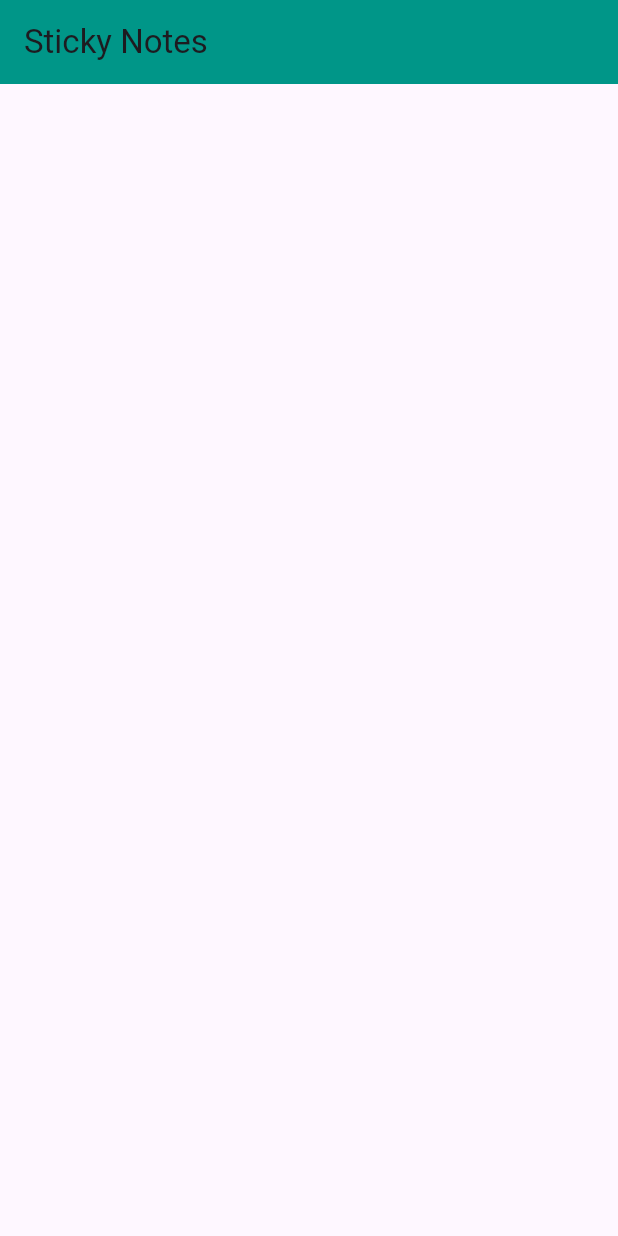
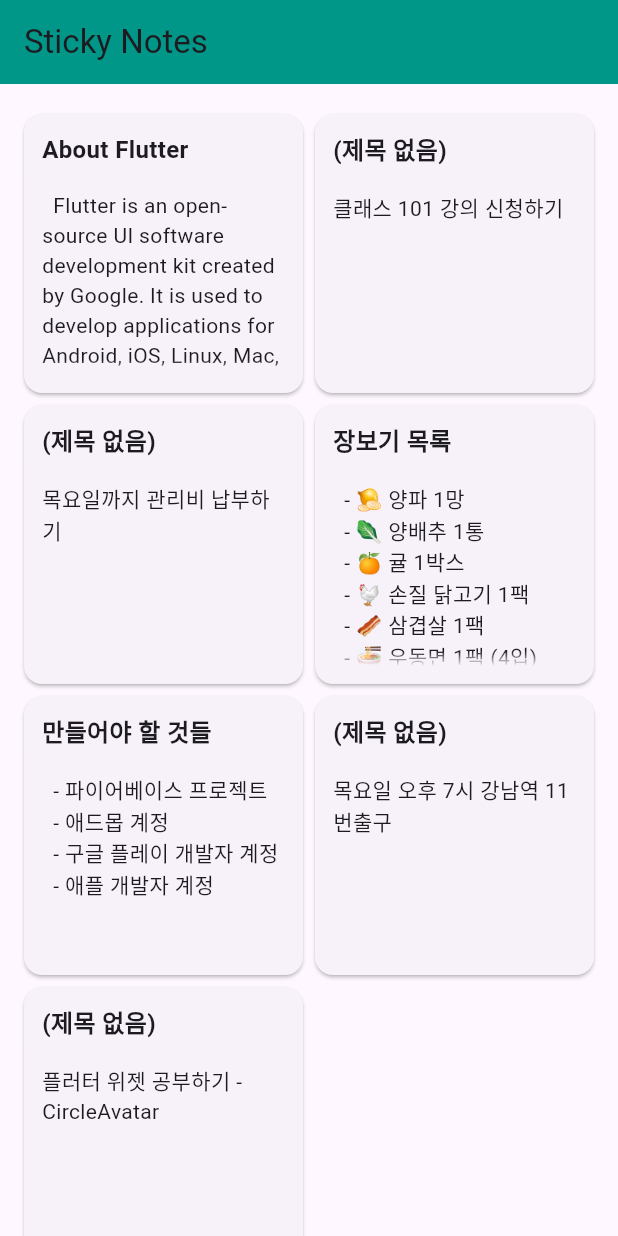
Before and after one commit to daniel4191/flutter_memo, a Flutter app: the screen it shows after launch, on a phone screen of 412 x 824 dp. Run offline on Flutter 3.47's test engine with Material 3 defaults, Android fonts, the phone set to English and light mode, and no system bars.

Commit message:
sample data까지 추가 완료

```diff
--- a/lib/page/note_list_page.dart
+++ b/lib/page/note_list_page.dart
@@ -1,4 +1,5 @@
 import 'package:flutter/material.dart';
+import 'package:sticky_notes/data/note.dart';
 
 class NoteListPage extends StatefulWidget {
 
@@ -15,6 +16,100 @@ class _NoteListPageState extends State<NoteListPage> {
         title: Text("Sticky Notes"),
         backgroundColor: Colors.teal,
       ),
+      body: GridView(
+        children: _buildCards(),
+        gridDelegate: SliverGridDelegateWithFixedCrossAxisCount(
+          crossAxisCount: 2,
+          childAspectRatio: 1,
+        ),
+        padding: EdgeInsets.symmetric(
+          horizontal: 12,
+          vertical: 16,
+        ),
+      ),
+    );
+  }
+
+  List<Widget> _buildCards(){
+    final notes = [
+      Note(
+        '''
+  Flutter is an open-source UI software development kit created by Google. It is used to develop applications for Android, iOS, Linux, Mac, Windows, Google Fuchsia,[4] and the web from a single codebase.[5]
+  The first version of Flutter was known as codename "Sky" and ran on the Android operating system. It was unveiled at the 2015 Dart developer summit,[6] with the stated intent of being able to render consistently at 120 frames per second.[7] During the keynote of Google Developer Days in Shanghai, Google announced Flutter Release Preview 2, which is the last big release before Flutter 1.0. On December 4, 2018, Flutter 1.0 was released at the Flutter Live event, denoting the first "stable" version of the Framework. On December 11, 2019, Flutter 1.12 was released at the Flutter Interactive event.[8]
+  On May 6, 2020, the Dart SDK in version 2.8 and the Flutter in version 1.17.0 were released, where support was added to the Metal API, improving performance on iOS devices (approximately 50%), new Material widgets, and new network tracking.
+  The major components of Flutter include:
+  * Dart platform
+  * Flutter engine
+  * Foundation library
+  * Design-specific widgets
+  Dart platform
+  Flutter apps are written in the Dart language and make use of many of the language's more advanced features.[9]
+  On Windows, macOS, and Linux[10] Flutter runs in the Dart virtual machine, which features a just-in-time execution engine. While writing and debugging an app, Flutter uses Just In Time compilation, allowing for "hot reload", with which modifications to source files can be injected into a running application. Flutter extends this with support for stateful hot reload, where in most cases changes to source code are reflected immediately in the running app without requiring a restart or any loss of state.[11]
+  Release versions of Flutter apps are compiled with ahead-of-time (AOT) compilation on both Android and iOS,[12] making Flutter's high performance on mobile devices possible.
+  Flutter engine
+  Flutter's engine, written primarily in C++, provides low-level rendering support using Google's Skia graphics library. Additionally, it interfaces with platform-specific SDKs such as those provided by Android and iOS.[9] The Flutter Engine is a portable runtime for hosting Flutter applications. It implements Flutter's core libraries, including animation and graphics, file and network I/O, accessibility support, plugin architecture, and a Dart runtime and compile toolchain. Most developers interact with Flutter via the Flutter Framework, which provides a reactive framework and a set of platform, layout, and foundation widgets.
+  Foundation library
+  The Foundation library, written in Dart, provides basic classes and functions that are used to construct applications using Flutter, such as APIs to communicate with the engine.[9][13]
+  Design-specific widgets
+  The Flutter framework contains two sets of widgets that conform to specific design languages: Material Design widgets implement Google's design language of the same name, and Cupertino widgets implement Apple's iOS Human interface guidelines.[9][14][15][16]
+  ''',
+          title: 'About Flutter',
+        ),
+        Note('클래스 101 강의 신청하기'),
+        Note('목요일까지 관리비 납부하기'),
+        Note(
+          '''
+  - 🧅 양파 1망
+  - 🥬 양배추 1통
+  - 🍊 귤 1박스
+  - 🐔 손질 닭고기 1팩
+  - 🥓 삼겹살 1팩
+  - 🍜 우동면 1팩 (4입)
+  - 🥛 우유 2팩
+  - 🍞 식빵 1개
+    ''',
+          title: '장보기 목록',
+        ),
+        Note(
+          '''
+  - 파이어베이스 프로젝트
+  - 애드몹 계정
+  - 구글 플레이 개발자 계정
+  - 애플 개발자 계정
+    ''',
+          title: '만들어야 할 것들',
+        ),
+        Note('목요일 오후 7시 강남역 11번출구'),
+        Note('플러터 위젯 공부하기 - CircleAvatar'),
+      ];
+    return notes.map((note) => _buildCard(note)).toList();
+  }
+
+  Widget _buildCard(Note note){
+    return Card(
+      child: Padding(
+        padding: const EdgeInsets.all(12.0),
+        child: Column(
+          mainAxisSize: MainAxisSize.min,
+          crossAxisAlignment: CrossAxisAlignment.start,
+          children: [
+            Text(
+              note.title.isEmpty ? '(제목 없음)' : note.title,
+              style: TextStyle(
+                fontSize: 16,
+                fontWeight: FontWeight.bold,
+              ),
+            ),
+            SizedBox(height: 16,),
+            Expanded(
+                child: Text(
+                  note.body,
+                  overflow: TextOverflow.fade,
+                ),
+            ),
+          ],
+        ),
+      ),
     );
   }
 }
```
